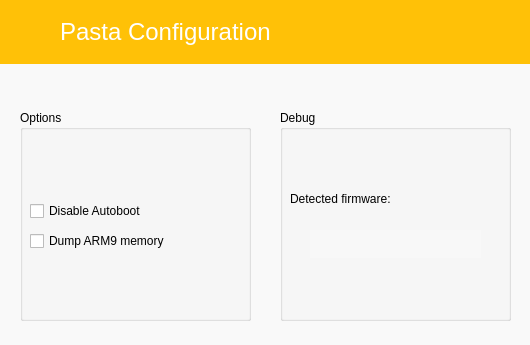
Before: the Qt Designer form Companion_App/Mac-Linux/pastaConfig/source/mainwindow.ui in capito27/Pasta-CFW, drawn with Qt 5.
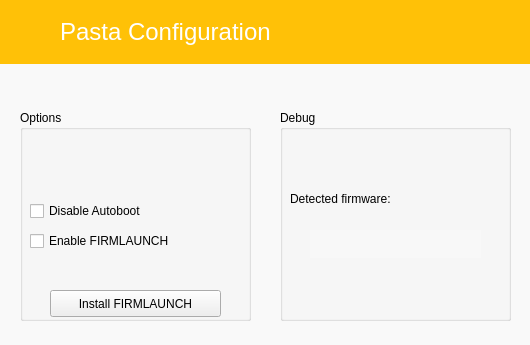
After: the same form once the commit is applied. Icons and pictures are not drawn.

```diff
--- a/Companion_App/Mac-Linux/pastaConfig/source/mainwindow.ui
+++ b/Companion_App/Mac-Linux/pastaConfig/source/mainwindow.ui
@@ -954,7 +954,20 @@
       </rect>
      </property>
      <property name="text">
-      <string>Dump ARM9 memory</string>
+      <string>Enable FIRMLAUNCH</string>
+     </property>
+    </widget>
+    <widget class="QPushButton" name="installfl">
+     <property name="geometry">
+      <rect>
+       <x>30</x>
+       <y>180</y>
+       <width>171</width>
+       <height>27</height>
+      </rect>
+     </property>
+     <property name="text">
+      <string>Install FIRMLAUNCH</string>
      </property>
     </widget>
    </widget>
```
Left out of the diff: 2 changed lines with no effect on the pictures.
